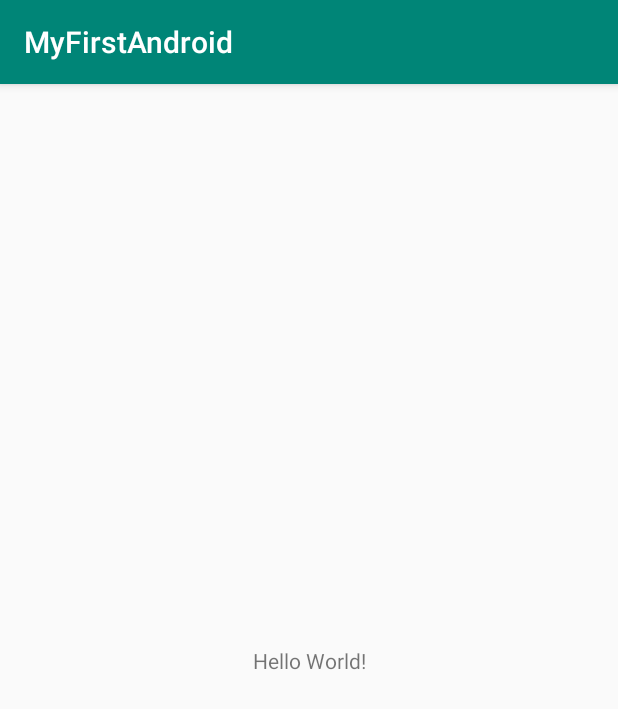
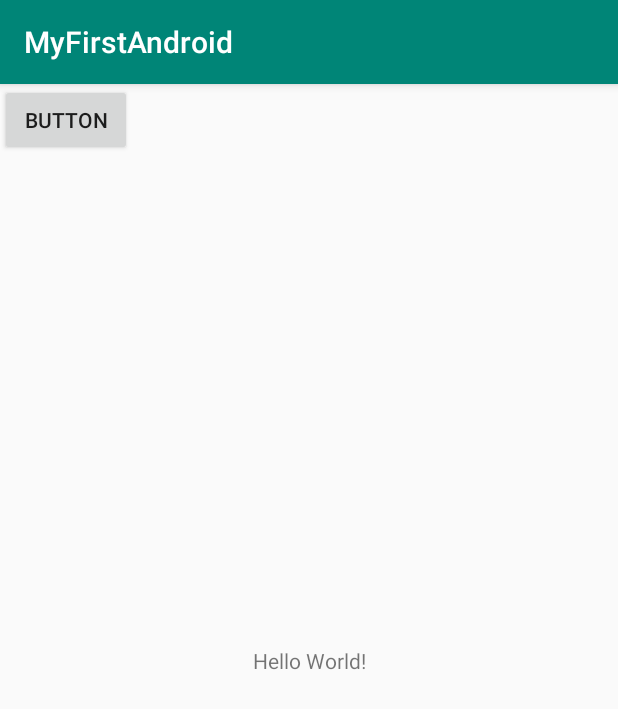
Before and after one commit to JacobDubeau/MyFirstAndroid, an Android app: the screen it shows after launch (MainActivity), on a phone screen of 412 x 824 dp. Shown: the top 709 px of the screen. Run offline under Robolectric (Android 15) with nearby library versions, the phone set to English and light mode, and no system bars.

Commit message:
added a button

```diff
--- a/app/src/main/res/layout/activity_main.xml
+++ b/app/src/main/res/layout/activity_main.xml
@@ -15,4 +15,12 @@
         app:layout_constraintRight_toRightOf="parent"
         app:layout_constraintTop_toTopOf="parent" />
 
+    <Button
+        android:id="@+id/button"
+        android:layout_width="wrap_content"
+        android:layout_height="wrap_content"
+        android:text="Button"
+        tools:layout_editor_absoluteX="161dp"
+        tools:layout_editor_absoluteY="78dp" />
+
 </androidx.constraintlayout.widget.ConstraintLayout>
```
